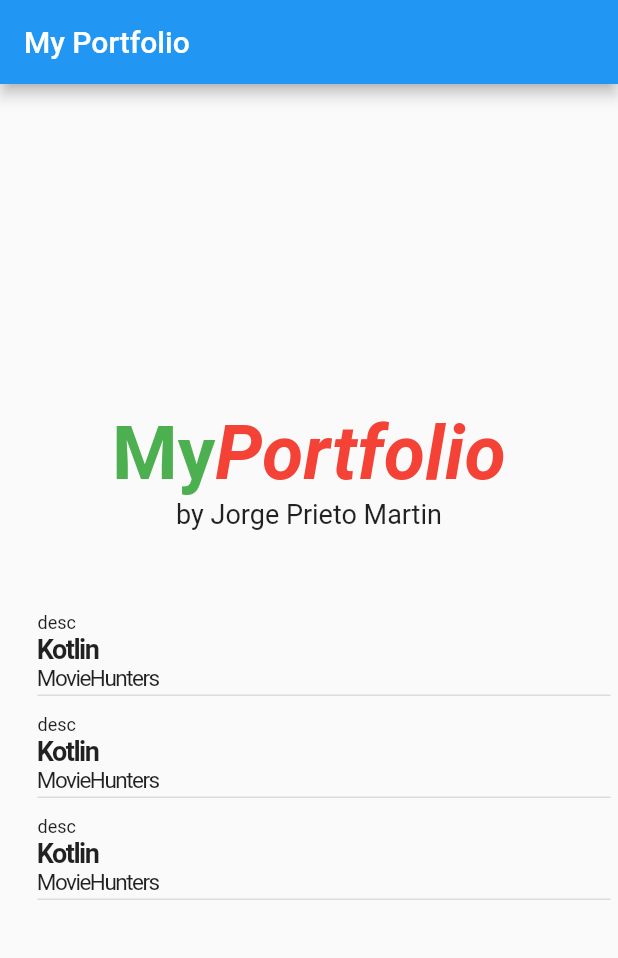
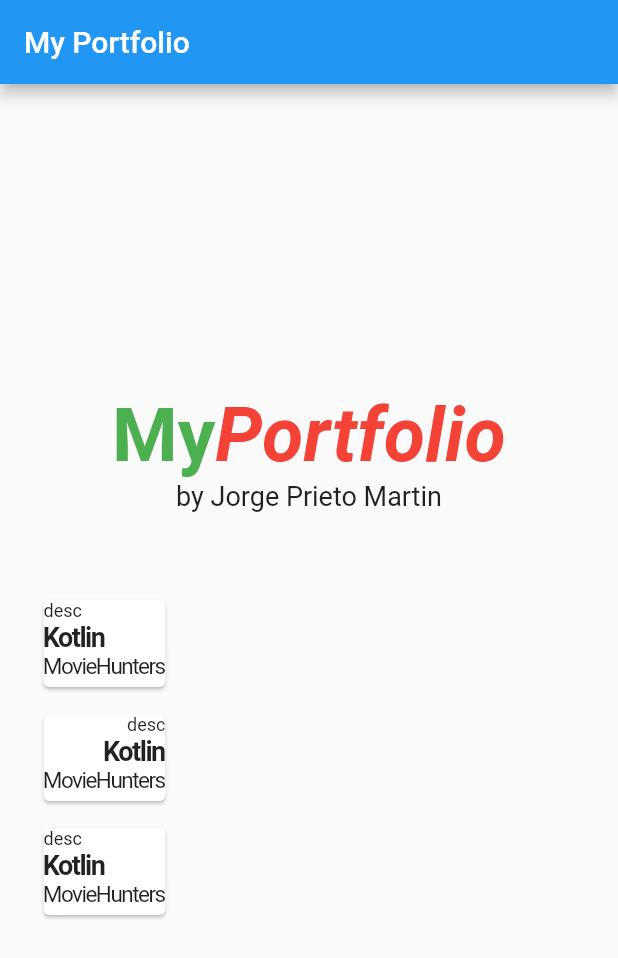
Before and after one commit to jorgeprieto1988/portfolio, a Flutter app: the screen it shows after launch, on a phone screen of 412 x 824 dp. Shown: the top 958 px of the screen. Run offline on Flutter 3.47's test engine with Material 2 defaults, Android fonts, the phone set to English and light mode, and no system bars.

```diff
--- a/lib/widget/appwidget.dart
+++ b/lib/widget/appwidget.dart
@@ -3,17 +3,27 @@ import 'package:flutter/material.dart';
 
 class AppWidget extends StatelessWidget {
   final App app;
+  final int index;
 
-  AppWidget({Key? key, required this.app}) : super(key: key);
+  AppWidget({Key? key, required this.app, required this.index})
+      : super(key: key);
 
   @override
   Widget build(BuildContext context) {
+    if (index.isEven) {
+      return leftColumn();
+    } else {
+      return rightColumn();
+    }
+  }
+
+  Widget leftColumn() {
     return Container(
         margin: EdgeInsets.all(5.0),
         decoration: BoxDecoration(),
         child: Row(children: <Widget>[
           SizedBox(width: 20),
-          Expanded(
+          Card(
               child: Column(
                   mainAxisAlignment: MainAxisAlignment.spaceEvenly,
                   crossAxisAlignment: CrossAxisAlignment.start,
@@ -46,4 +56,44 @@ class AppWidget extends StatelessWidget {
               ])),
         ]));
   }
+
+  Widget rightColumn() {
+    return Container(
+        margin: EdgeInsets.all(5.0),
+        decoration: BoxDecoration(),
+        child: Row(children: <Widget>[
+          SizedBox(width: 20),
+          Card(
+              child: Column(
+                  mainAxisAlignment: MainAxisAlignment.spaceEvenly,
+                  crossAxisAlignment: CrossAxisAlignment.end,
+                  children: <Widget>[
+                Text(
+                  app.description,
+                  style: TextStyle(
+                    fontSize: 12,
+                  ),
+                ),
+                Text(
+                  app.languages,
+                  style: TextStyle(
+                    fontWeight: FontWeight.bold,
+                    fontSize: 18,
+                    letterSpacing: -1,
+                  ),
+                ),
+                Text(
+                  app.name,
+                  style: TextStyle(
+                    fontSize: 15,
+                    letterSpacing: -1,
+                  ),
+                ),
+                Divider(
+                  height: 5,
+                  thickness: 1,
+                ),
+              ])),
+        ]));
+  }
 }
--- a/lib/widget/listwidget.dart
+++ b/lib/widget/listwidget.dart
@@ -10,8 +10,12 @@ class ListWidget extends StatelessWidget {
     return ListView(
       scrollDirection: Axis.vertical,
       shrinkWrap: true,
-      children:
-          Backend().getApps().map((item) => AppWidget(app: item)).toList(),
+      children: Backend()
+          .getApps()
+          .asMap()
+          .map((i, item) => MapEntry(i, AppWidget(app: item, index: i)))
+          .values
+          .toList(),
       //children: <CharacterWidget>[CharacterWidget(character: characters[0])],
     );
   }
```
Also changed, not shown: 1 other file.
